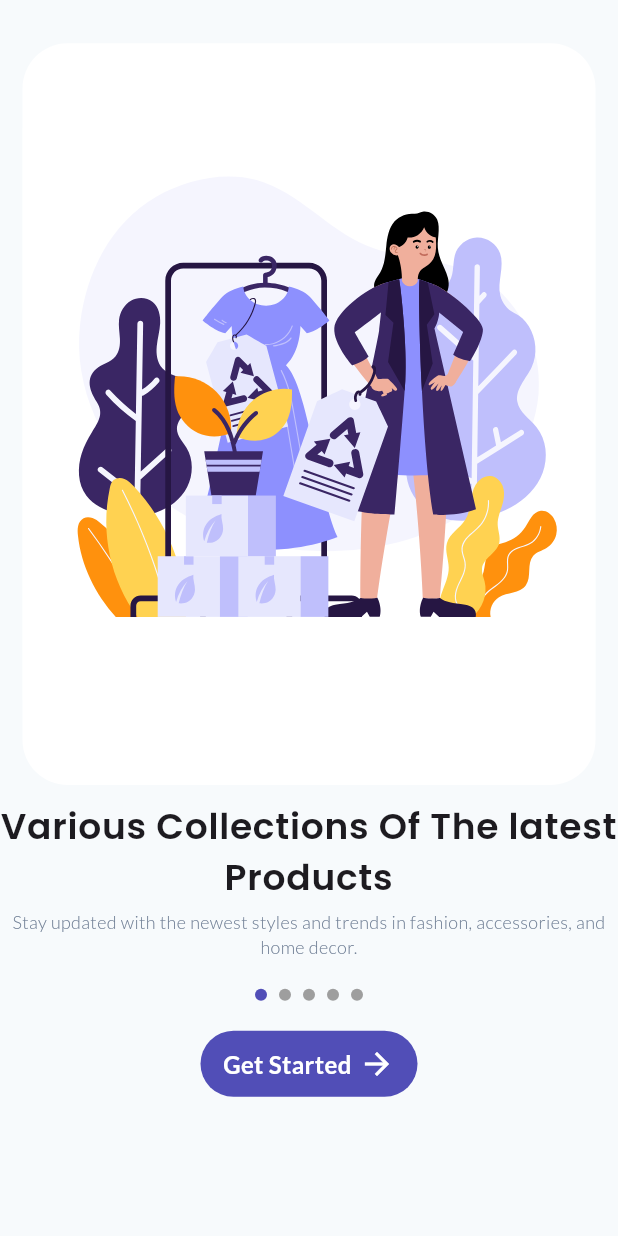
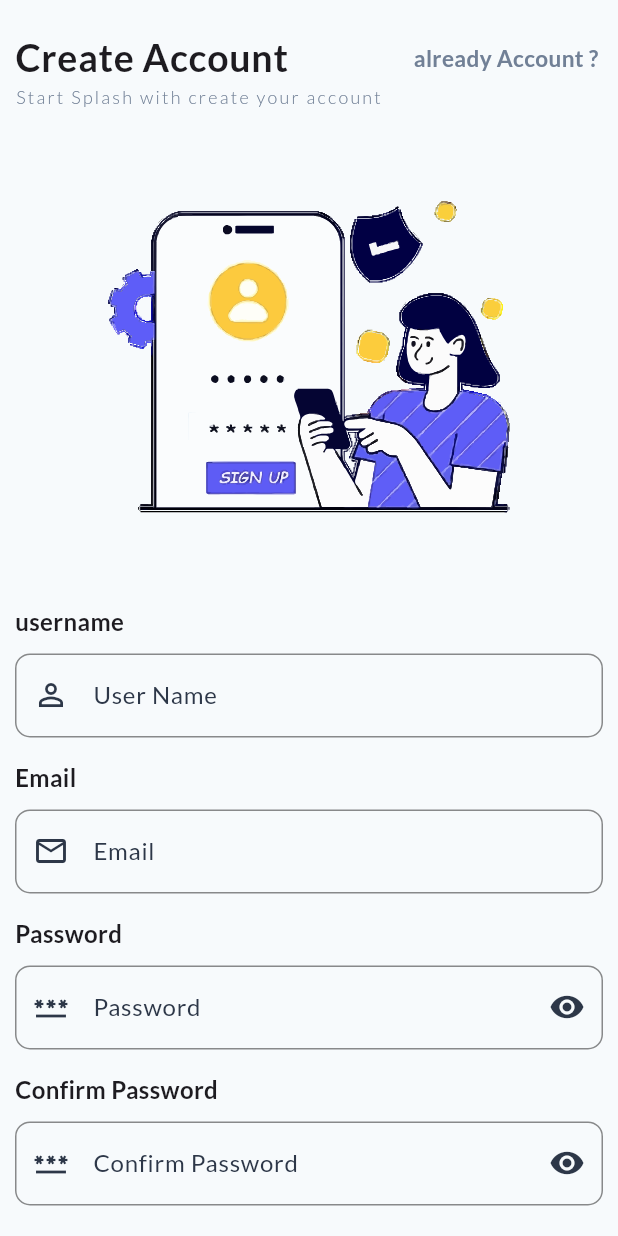
Before and after one commit to adityakumar-dev/Splash_e_Commerce, a Flutter app: the screen it shows after launch, after a tap on "Get Started", on a phone screen of 412 x 824 dp. Run offline on Flutter 3.47's test engine with Material 3 defaults, Android fonts, the phone set to English and light mode, and no system bars; drawn by our look-alikes of smooth_page_indicator; our stand-ins replace flutter_svg, google_fonts.

Commit message:
sign in  ,sign up screen added

```diff
--- a/lib/src/common/constants/app_colors.dart
+++ b/lib/src/common/constants/app_colors.dart
@@ -9,4 +9,5 @@ class AppColors {
   static const Color error = Color(0xFFE53E3E);
   static const Color text = Color(0xFF2D3748);
   static const Color secondaryText = Color(0xFF718096);
+  static const Color black = Colors.black;
 }
--- a/lib/src/common/widgets/app_button.dart
+++ b/lib/src/common/widgets/app_button.dart
@@ -1,11 +1,14 @@
 import 'package:e_commerce_1/src/common/constants/app_colors.dart';
 import 'package:flutter/material.dart';
 
-Widget appButton(
-    BuildContext context, String text, Function() onPress, IconData icon) {
+Widget appButton(BuildContext context, String text, Function() onPress,
+    IconData icon, bool changeWidth, dynamic size) {
   return GestureDetector(
     onTap: onPress,
     child: Container(
+      margin: const EdgeInsets.symmetric(horizontal: 70, vertical: 10),
+      width: changeWidth ? MediaQuery.of(context).size.width : size,
+      alignment: Alignment.center,
       padding: const EdgeInsets.symmetric(vertical: 10, horizontal: 15),
       decoration: BoxDecoration(
           color: AppColors.primary, borderRadius: BorderRadius.circular(30)),
--- /dev/null
+++ b/lib/src/common/widgets/signup_login/user_text_field.dart
@@ -0,0 +1,79 @@
+import 'package:e_commerce_1/src/common/constants/app_colors.dart';
+import 'package:flutter/material.dart';
+
+class UserTextField extends StatefulWidget {
+  const UserTextField(
+      {super.key,
+      required this.heading,
+      required this.obsecure,
+      required this.suffixIcon,
+      required this.isPasword,
+      required this.label,
+      required this.hint});
+  final String heading;
+  final bool obsecure;
+  final IconData suffixIcon;
+  final bool isPasword;
+  final String label;
+  final String hint;
+  @override
+  State<UserTextField> createState() => _UserTextFieldState();
+}
+
+class _UserTextFieldState extends State<UserTextField> {
+  late bool isFocused = false;
+  late bool obsecure;
+  @override
+  void initState() {
+    obsecure = widget.obsecure;
+    super.initState();
+  }
+
+  @override
+  Widget build(BuildContext context) {
+    return Column(
+      mainAxisAlignment: MainAxisAlignment.start,
+      crossAxisAlignment: CrossAxisAlignment.start,
+      children: [
+        Text(
+          widget.heading,
+          style: const TextStyle(fontSize: 16, fontWeight: FontWeight.bold),
+        ),
+        const SizedBox(
+          height: 10,
+        ),
+        TextField(
+          obscureText: obsecure,
+          decoration: InputDecoration(
+              prefixIcon: Icon(widget.suffixIcon),
+              suffixIcon: widget.isPasword
+                  ? GestureDetector(
+                      onTap: () {
+                        setState(() {
+                          obsecure = !obsecure;
+                        });
+                      },
+                      child: Icon(
+                          obsecure ? Icons.visibility : Icons.visibility_off),
+                    )
+                  : null,
+              label: Text(
+                widget.label,
+              ),
+              hintText: widget.hint,
+              hintStyle: const TextStyle(color: Colors.grey),
+              enabledBorder: OutlineInputBorder(
+                  borderRadius: BorderRadius.circular(10),
+                  borderSide: const BorderSide(color: Colors.black45)),
+              focusedBorder: OutlineInputBorder(
+                  borderRadius: BorderRadius.circular(10),
+                  borderSide:
+                      const BorderSide(width: 2, color: AppColors.primary))),
+        ),
+        const SizedBox(
+          height: 15,
+        ),
+      ],
+    );
+  }
+}
--- /dev/null
+++ b/lib/src/ui/components/signin/user_field.dart
@@ -0,0 +1,44 @@
+import 'package:e_commerce_1/src/common/widgets/signup_login/user_text_field.dart';
+import 'package:flutter/material.dart';
+
+import '../../../common/constants/app_colors.dart';
+
+class UserFieldSignIn extends StatelessWidget {
+  const UserFieldSignIn({super.key});
+
+  @override
+  Widget build(BuildContext context) {
+    return Column(
+      crossAxisAlignment: CrossAxisAlignment.center,
+      children: [
+        const UserTextField(
+            heading: "Enter Email",
+            obsecure: false,
+            suffixIcon: Icons.email_outlined,
+            isPasword: false,
+            label: "Email",
+            hint: "Enter Your email"),
+        const UserTextField(
+            heading: "Password",
+            obsecure: true,
+            suffixIcon: Icons.password_outlined,
+            isPasword: true,
+            label: "Password",
+            hint: "Create Your password"),
+        const SizedBox(
+          height: 10,
+        ),
+        Container(
+          alignment: Alignment.centerRight,
+          child: GestureDetector(
+            child: const Text(
+              "Forgot password ?",
+              style: TextStyle(
+                  color: AppColors.primary, fontWeight: FontWeight.bold),
+            ),
+          ),
+        ),
+      ],
+    );
+  }
+}
--- /dev/null
+++ b/lib/src/ui/components/signup_signin/heading.dart
@@ -0,0 +1,6 @@
+import 'package:flutter/material.dart';
+
+TextStyle headingStyle() {
+  return const TextStyle(
+      fontSize: 25, fontWeight: FontWeight.w600, letterSpacing: .5);
+}
--- /dev/null
+++ b/lib/src/ui/components/signup_signin/heading_desc.dart
@@ -0,0 +1,10 @@
+import 'package:e_commerce_1/src/common/constants/app_colors.dart';
+import 'package:flutter/material.dart';
+
+TextStyle headingDescStyle() {
+  return const TextStyle(
+      fontSize: 12,
+      fontWeight: FontWeight.w300,
+      letterSpacing: 1.5,
+      color: AppColors.secondaryText);
+}
--- a/lib/src/ui/screens/intro_screen.dart
+++ b/lib/src/ui/screens/intro_screen.dart
@@ -4,6 +4,7 @@ import 'package:e_commerce_1/src/common/constants/app_colors.dart';
 import 'package:e_commerce_1/src/common/utils/intro_screen/page_slide_data.dart';
 import 'package:e_commerce_1/src/common/widgets/app_button.dart';
 import 'package:e_commerce_1/src/ui/components/intro_screen/page_slider.dart';
+import 'package:e_commerce_1/src/ui/screens/signup_screen.dart';
 import 'package:flutter/material.dart';
 import 'package:smooth_page_indicator/smooth_page_indicator.dart';
 
@@ -59,7 +60,16 @@ class _IntroScreenState extends State<IntroScreen> {
               const SizedBox(
                 height: 20,
               ),
-              appButton(context, "Get Started", () {}, Icons.arrow_forward),
+              appButton(
+                  context,
+                  "Get Started",
+                  () => Navigator.push(
+                      context,
+                      MaterialPageRoute(
+                          builder: (context) => const SignUpScreen())),
+                  Icons.arrow_forward,
+                  false,
+                  null),
               const SizedBox(
                 height: 10,
               )
--- a/lib/src/ui/screens/signup_screen.dart
+++ b/lib/src/ui/screens/signup_screen.dart
@@ -1,13 +1,20 @@
+import 'package:e_commerce_1/src/common/constants/app_colors.dart';
+import 'package:e_commerce_1/src/common/widgets/app_button.dart';
+import 'package:e_commerce_1/src/common/widgets/signup_login/user_text_field.dart';
+import 'package:e_commerce_1/src/ui/components/signup_signin/heading.dart';
+import 'package:e_commerce_1/src/ui/components/signup_signin/heading_desc.dart';
+import 'package:e_commerce_1/src/ui/screens/signin_screen.dart';
 import 'package:flutter/material.dart';
+import 'package:flutter_svg/svg.dart';
 
-class LoginScreen extends StatefulWidget {
-  const LoginScreen({super.key});
+class SignUpScreen extends StatefulWidget {
+  const SignUpScreen({super.key});
 
   @override
-  State<LoginScreen> createState() => _LoginScreenState();
+  State<SignUpScreen> createState() => _SignUpScreenState();
 }
 
-class _LoginScreenState extends State<LoginScreen> {
+class _SignUpScreenState extends State<SignUpScreen> {
   @override
   Widget build(BuildContext context) {
     return Scaffold(
@@ -17,10 +24,105 @@ class _LoginScreenState extends State<LoginScreen> {
 
   Widget _buildUi(BuildContext context) {
     return SafeArea(
-        child: Container(
-      margin: const EdgeInsets.symmetric(vertical: 20, horizontal: 10),
-      child: Column(
-        children: [Text("Create Account")],
+        child: SingleChildScrollView(
+      child: Container(
+        margin: const EdgeInsets.symmetric(vertical: 10, horizontal: 10),
+        padding: const EdgeInsets.symmetric(
+          vertical: 10,
+        ),
+        child: Column(
+          mainAxisAlignment: MainAxisAlignment.start,
+          crossAxisAlignment: CrossAxisAlignment.start,
+          children: [
+            Row(
+              mainAxisAlignment: MainAxisAlignment.spaceBetween,
+              children: [
+                Text(
+                  "Create Account",
+                  style: headingStyle(),
+                ),
+                GestureDetector(
+                  onTap: () {
+                    Navigator.push(
+                        context,
+                        MaterialPageRoute(
+                            builder: (context) => const SigninScreen()));
+                  },
+                  child: const Text(
+                    "already Account ? ",
+                    style: TextStyle(
+                        fontSize: 15,
+                        fontWeight: FontWeight.bold,
+                        color: AppColors.secondaryText),
+                  ),
+                )
+              ],
+            ),
+            Text(
+              "Start Splash with create your account",
+              style: headingDescStyle(),
+            ),
+            Container(
+              margin: const EdgeInsets.all(0),
+              alignment: Alignment.center,
+              child: SvgPicture.asset(
+                'assets/signupScreen/signup-svg.svg',
+                height:
+                    MediaQuery.of(context).orientation == Orientation.portrait
+                        ? MediaQuery.of(context).size.height * 0.4
+                        : MediaQuery.of(context).size.height * 0.6,
+              ),
+            ),
+            const UserTextField(
+                heading: "username",
+                obsecure: false,
+                suffixIcon: Icons.person_outline,
+                isPasword: false,
+                label: "User Name",
+                hint: "Create Your UserName"),
+            const UserTextField(
+                heading: "Email",
+                obsecure: false,
+                suffixIcon: Icons.email_outlined,
+                isPasword: false,
+                label: "Email",
+                hint: "Enter Your email"),
+            const UserTextField(
+                heading: "Password",
+                obsecure: true,
+                suffixIcon: Icons.password_outlined,
+                isPasword: true,
+                label: "Password",
+                hint: "Create Your password"),
+            const UserTextField(
+                heading: "Confirm Password",
+                obsecure: true,
+                suffixIcon: Icons.password_outlined,
+                isPasword: true,
+                label: "Confirm Password",
+                hint: "Confirm Your password"),
+            const SizedBox(
+              height: 20,
+            ),
+            appButton(context, "Sign up", () {}, Icons.login, false, null),
+            const SizedBox(
+              height: 30,
+            ),
+            GestureDetector(
+              onTap: () {
+                Navigator.push(
+                    context,
+                    MaterialPageRoute(
+                        builder: (context) => const SigninScreen()));
+              },
+              child: const Text(
+                "already have an Account ? Sign in",
+                style: TextStyle(
+                    color: AppColors.black, fontWeight: FontWeight.bold),
+              ),
+            ),
+          ],
+        ),
       ),
     ));
   }
```
Also changed, not shown: lib/src/ui/screens/signin_screen.dart (added, +87 -0 lines), pubspec.yaml (+4 -5 lines), assets/signInScreen/login-svg.svg (added), assets/signupScreen/signup-svg.svg (added).
